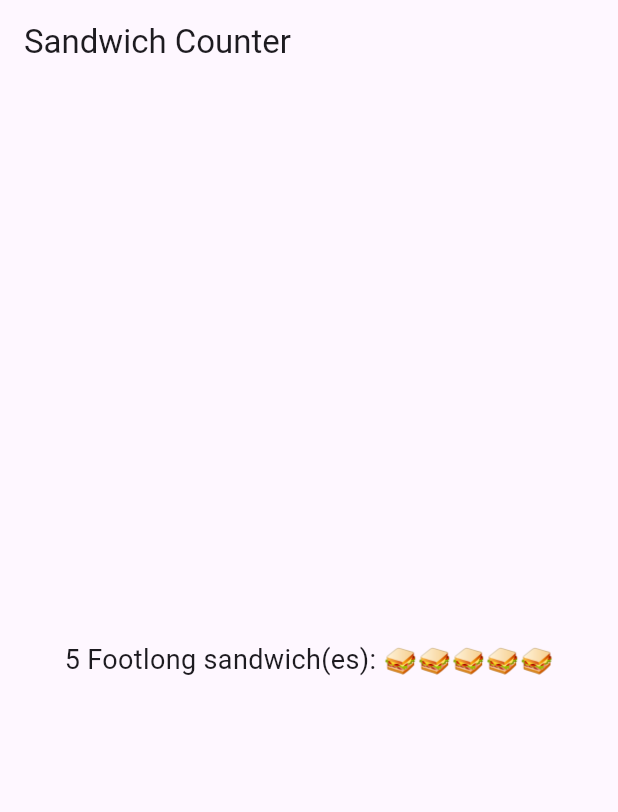
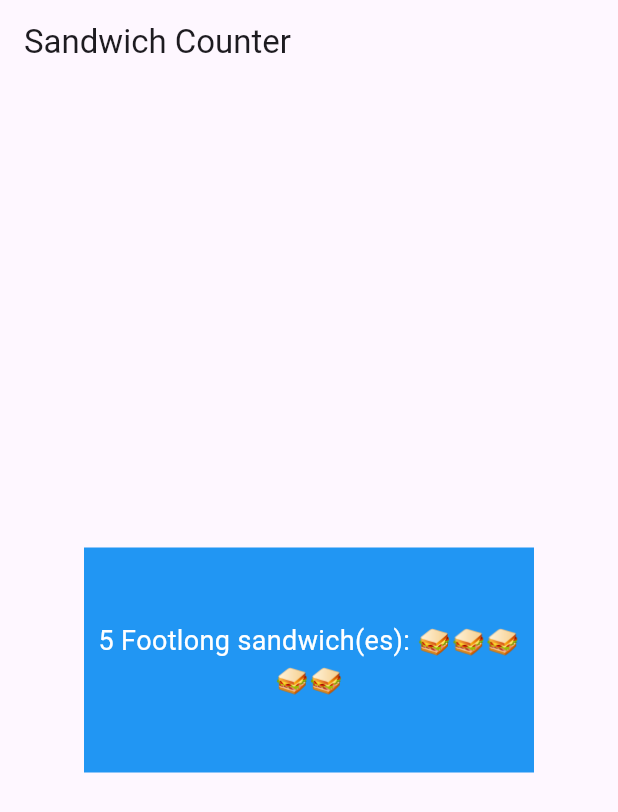
Before and after one commit to Marinos551/sandwich_shop1, a Flutter app: the screen it shows after launch, on a phone screen of 412 x 824 dp. Shown: the top 812 px of the screen. Run offline on Flutter 3.47's test engine with Material 3 defaults, Android fonts, the phone set to English and light mode, and no system bars.

Commit message:
made the blue box

```diff
--- a/lib/main.dart
+++ b/lib/main.dart
@@ -14,9 +14,14 @@ class App extends StatelessWidget {
       debugShowCheckedModeBanner: false,
       home: Scaffold(
         appBar: AppBar(title: const Text('Sandwich Counter')),
-        body: const Center(
-          // ✅ Using our new custom widget here
-          child: OrderItemDisplay(5, 'Footlong'),
+        body: Center(
+          child: Container(
+            width: 300,       // Bigger width
+            height: 150,      // Bigger height
+            color: Colors.blue, // Background color
+            alignment: Alignment.center, // Center the text
+            child: const OrderItemDisplay(5, 'Footlong'), // 5 sandwiches
+          ),
         ),
       ),
     );
@@ -33,7 +38,8 @@ class OrderItemDisplay extends StatelessWidget {
   Widget build(BuildContext context) {
     return Text(
       '$quantity $itemType sandwich(es): ${'🥪' * quantity}',
-      style: const TextStyle(fontSize: 18),
+      style: const TextStyle(fontSize: 18, color: Colors.white), // White text for contrast
+      textAlign: TextAlign.center, // Center text inside container
     );
   }
 }
```
